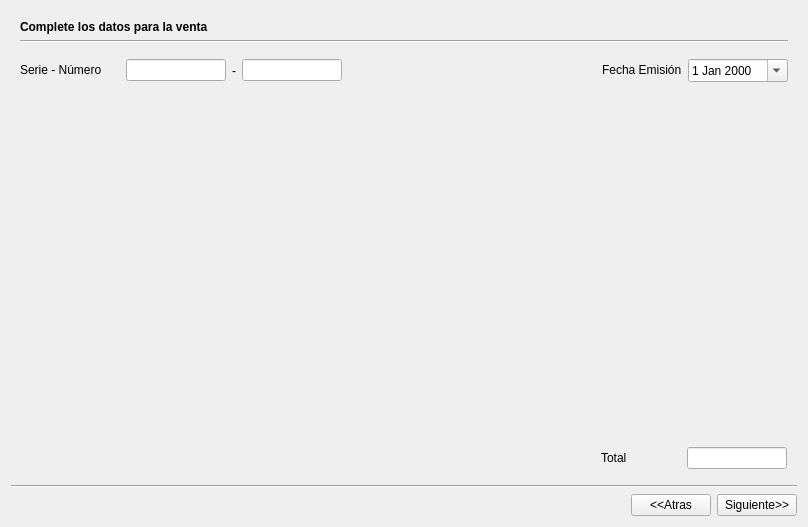
First picture: the form in ManagerM/ui_new_venta.ui, repository janfranco27/TheProyect, before the edit.
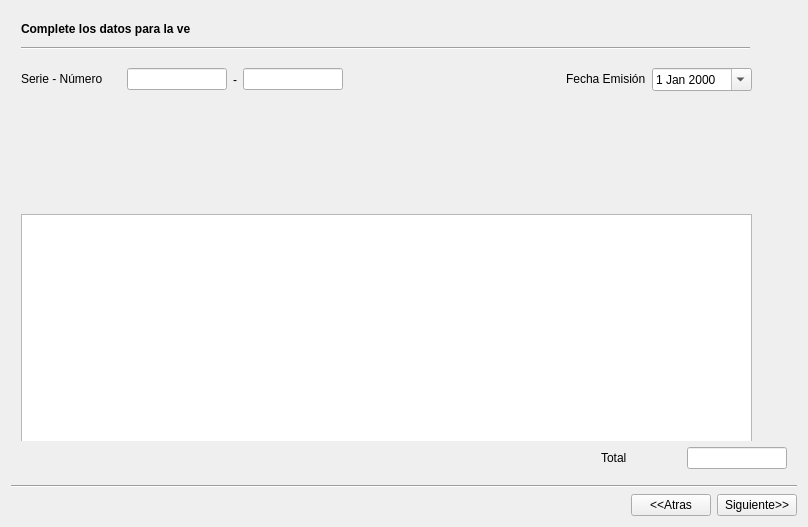
Second picture: the form after the edit. The open tabs and pages were chosen to show the change. Icons and pictures are not drawn.

The edit to the form file:
```diff
--- a/ManagerM/ui_new_venta.ui
+++ b/ManagerM/ui_new_venta.ui
@@ -493,6 +493,26 @@
                  <height>16777215</height>
                 </size>
                </property>
+               <item>
+                <property name="text">
+                 <string>Boleta</string>
+                </property>
+               </item>
+               <item>
+                <property name="text">
+                 <string>Factura</string>
+                </property>
+               </item>
+               <item>
+                <property name="text">
+                 <string>Proforma</string>
+                </property>
+               </item>
+               <item>
+                <property name="text">
+                 <string>Cotización</string>
+                </property>
+               </item>
               </widget>
              </item>
             </layout>
@@ -551,19 +571,38 @@
         </layout>
        </widget>
        <widget class="QWidget" name="page_3">
-        <layout class="QGridLayout" name="gridLayout_6">
-         <item row="0" column="0">
-          <widget class="QSplitter" name="splitter_4">
-           <property name="sizePolicy">
-            <sizepolicy hsizetype="Preferred" vsizetype="Fixed">
-             <horstretch>0</horstretch>
-             <verstretch>0</verstretch>
-            </sizepolicy>
+        <widget class="Line" name="line_4">
+         <property name="geometry">
+          <rect>
+           <x>10</x>
+           <y>29</y>
+           <width>729</width>
+           <height>16</height>
+          </rect>
            </property>
            <property name="orientation">
-            <enum>Qt::Vertical</enum>
-           </property>
+          <enum>Qt::Horizontal</enum>
+         </property>
+        </widget>
+        <widget class="QTableView" name="tableView_articulos3">
+         <property name="geometry">
+          <rect>
+           <x>10</x>
+           <y>203</y>
+           <width>731</width>
+           <height>241</height>
+          </rect>
+         </property>
+        </widget>
            <widget class="QLabel" name="label_3">
+         <property name="geometry">
+          <rect>
+           <x>10</x>
+           <y>10</y>
+           <width>170</width>
+           <height>16</height>
+          </rect>
+         </property>
             <property name="sizePolicy">
              <sizepolicy hsizetype="Fixed" vsizetype="Fixed">
               <horstretch>0</horstretch>
@@ -581,9 +620,17 @@
              <string>Complete los datos para la venta</string>
             </property>
            </widget>
-          </widget>
-         </item>
-         <item row="3" column="0">
+        <widget class="QWidget" name="">
+         <property name="geometry">
+          <rect>
+           <x>10</x>
+           <y>57</y>
+           <width>731</width>
+           <height>141</height>
+          </rect>
+         </property>
+         <layout class="QGridLayout" name="gridLayout_6">
+          <item row="0" column="0">
           <layout class="QHBoxLayout" name="horizontalLayout_14">
            <item>
             <layout class="QHBoxLayout" name="horizontalLayout_2">
@@ -716,7 +763,7 @@
            </item>
           </layout>
          </item>
-         <item row="4" column="0">
+          <item row="1" column="0">
           <widget class="QWidget" name="widget_venta" native="true">
            <property name="sizePolicy">
             <sizepolicy hsizetype="Expanding" vsizetype="Expanding">
@@ -726,32 +773,10 @@
            </property>
           </widget>
          </item>
-         <item row="1" column="0">
-          <widget class="Line" name="line_4">
-           <property name="orientation">
-            <enum>Qt::Horizontal</enum>
-           </property>
-          </widget>
-         </item>
-         <item row="2" column="0">
-          <spacer name="verticalSpacer_7">
-           <property name="orientation">
-            <enum>Qt::Vertical</enum>
-           </property>
-           <property name="sizeType">
-            <enum>QSizePolicy::Fixed</enum>
-           </property>
-           <property name="sizeHint" stdset="0">
-            <size>
-             <width>20</width>
-             <height>10</height>
-            </size>
-           </property>
-          </spacer>
-         </item>
         </layout>
        </widget>
       </widget>
+      </widget>
      </item>
     </layout>
    </item>
```
Left out of the diff: 18 changed lines with no effect on the pictures. Lines whose indentation alone changed are shown as unchanged.
